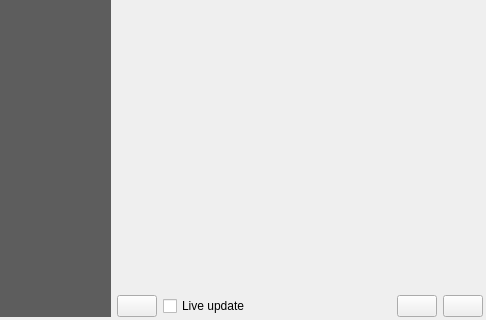
Above: DataPlotly/ui/dataplotly_dockwidget_base.ui from ghtmtt/DataPlotly before the change; both pictures show x 107 to 593 and y 304 to 624 of the 593 by 624 pixel window. Below: the same form after it.
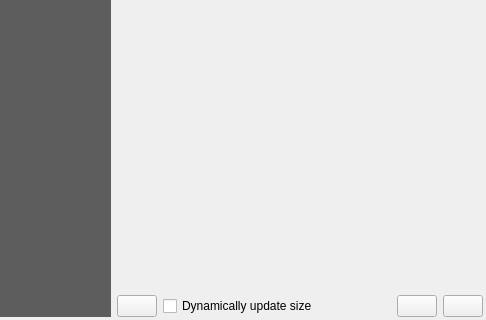
That is the form after the change. The open tabs and pages were chosen to show the change. Custom widgets are drawn as their Qt base class.

Commit message: Rename 'Live Update' option to 'Dynamically update size' for clarity

```diff
--- a/DataPlotly/ui/dataplotly_dockwidget_base.ui
+++ b/DataPlotly/ui/dataplotly_dockwidget_base.ui
@@ -1082,7 +1082,7 @@
            <item row="2" column="1">
             <widget class="QCheckBox" name="live_update_check">
              <property name="text">
-              <string>Live update</string>
+              <string>Dynamically update size</string>
              </property>
              <property name="checked">
               <bool>false</bool>
```
